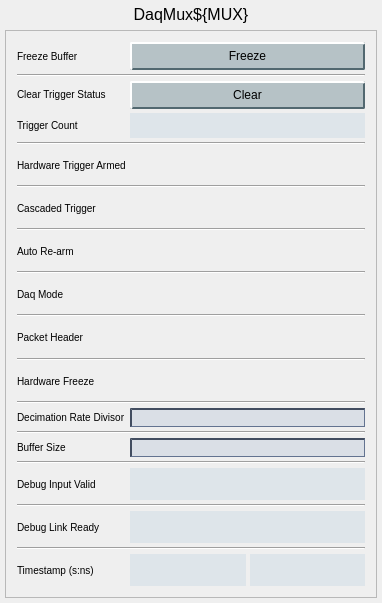
cristinasewell/ATCA_PyDM_Screens, file daqMuxV2.ui: the form before one commit.
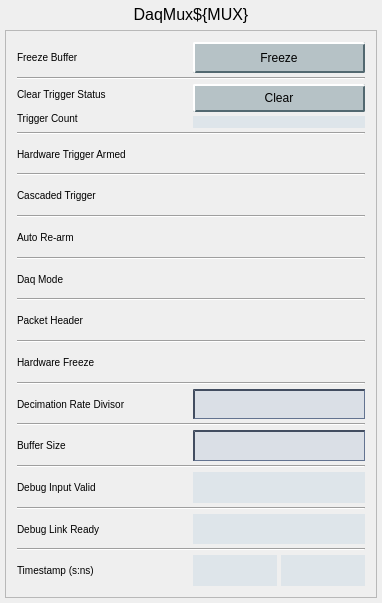
The form after the commit. Custom widgets are drawn as their Qt base class.

```diff
--- a/daqMuxV2.ui
+++ b/daqMuxV2.ui
@@ -104,8 +104,8 @@
        <rect>
         <x>0</x>
         <y>0</y>
-        <width>370</width>
-        <height>568</height>
+        <width>360</width>
+        <height>606</height>
        </rect>
       </property>
       <layout class="QHBoxLayout" name="horizontalLayout">
@@ -158,7 +158,7 @@
              <property name="minimumSize">
               <size>
                <width>0</width>
-               <height>25</height>
+               <height>0</height>
               </size>
              </property>
              <property name="toolTip">
@@ -231,7 +231,7 @@
            <property name="minimumSize">
             <size>
              <width>0</width>
-             <height>24</height>
+             <height>0</height>
             </size>
            </property>
            <property name="maximumSize">
@@ -343,7 +343,7 @@
            <property name="minimumSize">
             <size>
              <width>0</width>
-             <height>24</height>
+             <height>0</height>
             </size>
            </property>
            <property name="maximumSize">
@@ -386,7 +386,7 @@
            <property name="minimumSize">
             <size>
              <width>0</width>
-             <height>24</height>
+             <height>0</height>
             </size>
            </property>
            <property name="maximumSize">
@@ -499,7 +499,7 @@
            <property name="minimumSize">
             <size>
              <width>0</width>
-             <height>24</height>
+             <height>0</height>
             </size>
            </property>
            <property name="maximumSize">
@@ -593,7 +593,7 @@
            <property name="minimumSize">
             <size>
              <width>0</width>
-             <height>24</height>
+             <height>0</height>
             </size>
            </property>
            <property name="maximumSize">
@@ -709,7 +709,7 @@
            <property name="minimumSize">
             <size>
              <width>0</width>
-             <height>24</height>
+             <height>0</height>
             </size>
            </property>
            <property name="maximumSize">
@@ -749,6 +749,12 @@
          </item>
          <item row="20" column="1">
           <widget class="PyDMLineEdit" name="PyDMLineEdit">
+           <property name="sizePolicy">
+            <sizepolicy hsizetype="Preferred" vsizetype="Preferred">
+             <horstretch>0</horstretch>
+             <verstretch>0</verstretch>
+            </sizepolicy>
+           </property>
            <property name="toolTip">
             <string/>
            </property>
@@ -804,6 +810,12 @@
          </item>
          <item row="22" column="1">
           <widget class="PyDMLineEdit" name="PyDMLineEdit_2">
+           <property name="sizePolicy">
+            <sizepolicy hsizetype="Preferred" vsizetype="Preferred">
+             <horstretch>0</horstretch>
+             <verstretch>0</verstretch>
+            </sizepolicy>
+           </property>
            <property name="toolTip">
             <string/>
            </property>
@@ -860,10 +872,16 @@
          </item>
          <item row="3" column="1">
           <widget class="PyDMPushButton" name="PyDMPushButton_3">
+           <property name="sizePolicy">
+            <sizepolicy hsizetype="Minimum" vsizetype="Preferred">
+             <horstretch>0</horstretch>
+             <verstretch>0</verstretch>
+            </sizepolicy>
+           </property>
            <property name="minimumSize">
             <size>
              <width>0</width>
-             <height>24</height>
+             <height>0</height>
             </size>
            </property>
            <property name="toolTip">
```
Left out of the diff: 1 changed line with no effect on the pictures.
